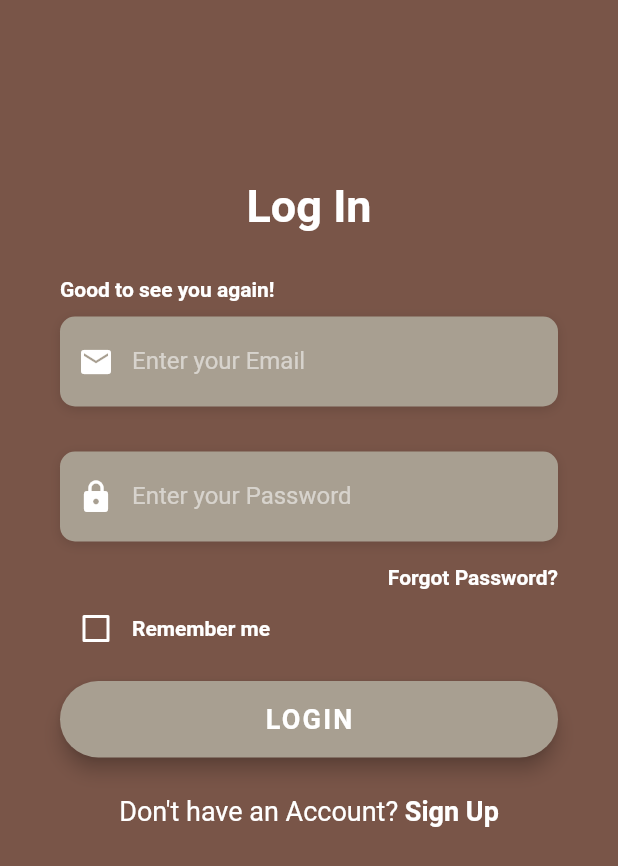
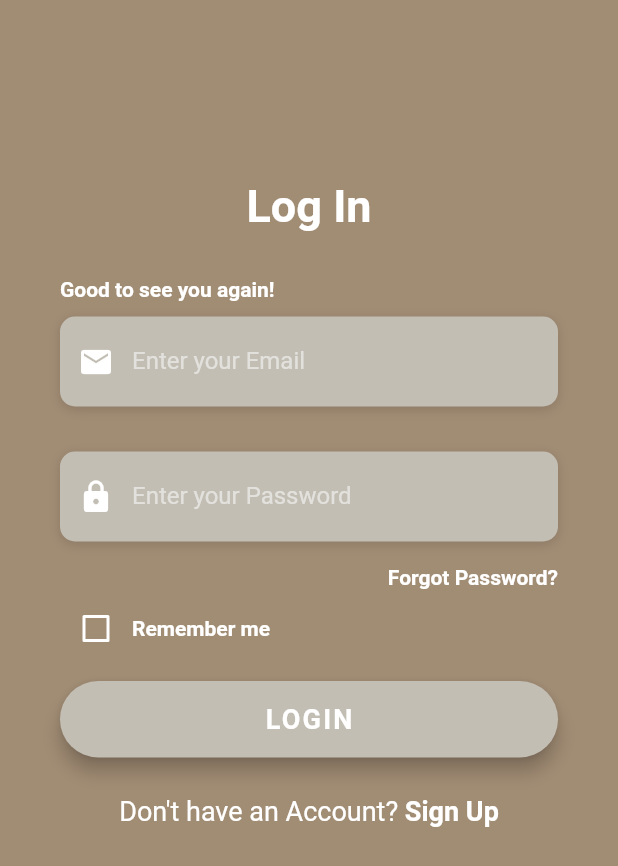
Before and after one commit to omgymna/research-finder-JATA, a Flutter app: the screen it shows after launch, on a phone screen of 412 x 824 dp. Shown: the top 866 px of the screen. Run offline on Flutter 3.47's test engine with Material 2 defaults, Android fonts, the phone set to English and light mode, and no system bars; Roboto replaces fonts that are missing (OpenSans).

Commit message:
Color change to app
main app color changes
and check mark box change

```diff
--- a/researchfinder_1/lib/Screens/login_screen.dart
+++ b/researchfinder_1/lib/Screens/login_screen.dart
@@ -101,7 +101,7 @@ class _LoginScreenState extends State<LoginScreen> {
             data: ThemeData(unselectedWidgetColor: Colors.white),
             child: Checkbox(
               value: _rememberMe,
-              checkColor: Colors.green,
+              checkColor: Color(0xFF56674A),
               activeColor: Colors.white,
               onChanged: (value) {
                 setState(() {
@@ -128,7 +128,7 @@ class _LoginScreenState extends State<LoginScreen> {
         style: ElevatedButton.styleFrom(
           shape: RoundedRectangleBorder(
             borderRadius: BorderRadius.circular(30.0),
-          ), backgroundColor: Color(0xFFA89F91),
+          ), backgroundColor: Color(0xFFC2BEB4),
           elevation: 5.0,
         ).copyWith(
           padding: MaterialStateProperty.all(EdgeInsets.all(15.0)),
@@ -188,7 +188,7 @@ Widget build(BuildContext context) {
               height: double.infinity,
               width: double.infinity,
               decoration: BoxDecoration(
-                color: Colors.brown,
+                color: Color(0xFFA18C74),  // Here's the updated color code.
               ),
             ),
             Container(
--- a/researchfinder_1/lib/Utilities/constants.dart
+++ b/researchfinder_1/lib/Utilities/constants.dart
@@ -12,7 +12,7 @@ final kLabelStyle = TextStyle(
 );
 
 final kBoxDecorationStyle = BoxDecoration(
-  color: Color(0xFFA89F91),
+  color: Color(0xFFC2BEB4),
   borderRadius: BorderRadius.circular(10.0),
   boxShadow: [
     BoxShadow(
```
Also changed, not shown: 1 other file.
